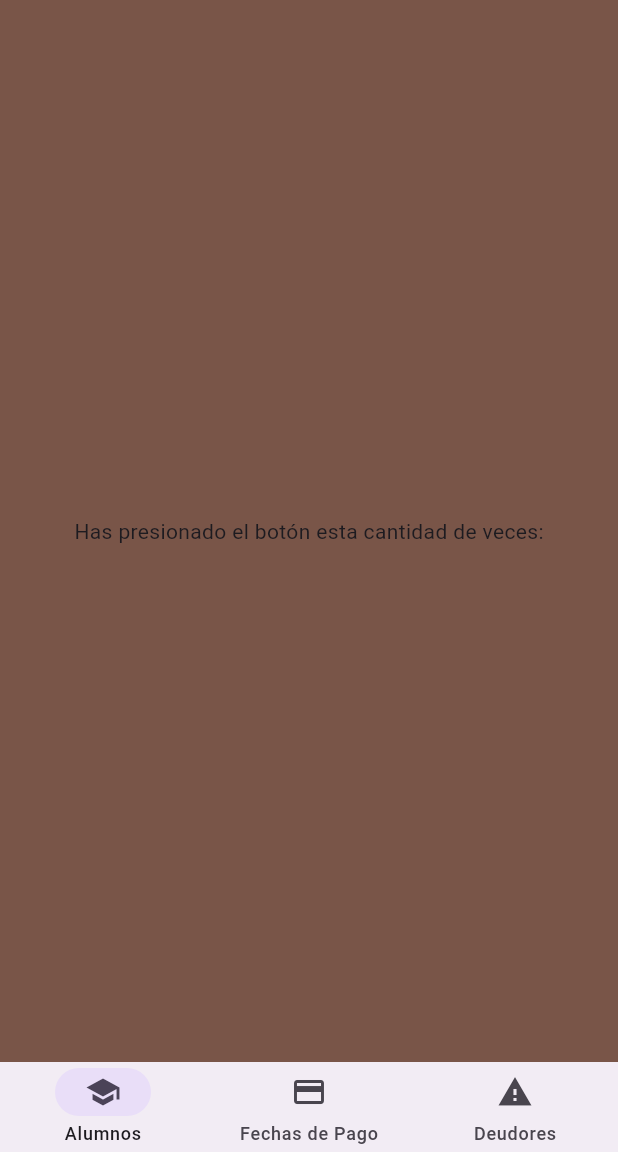
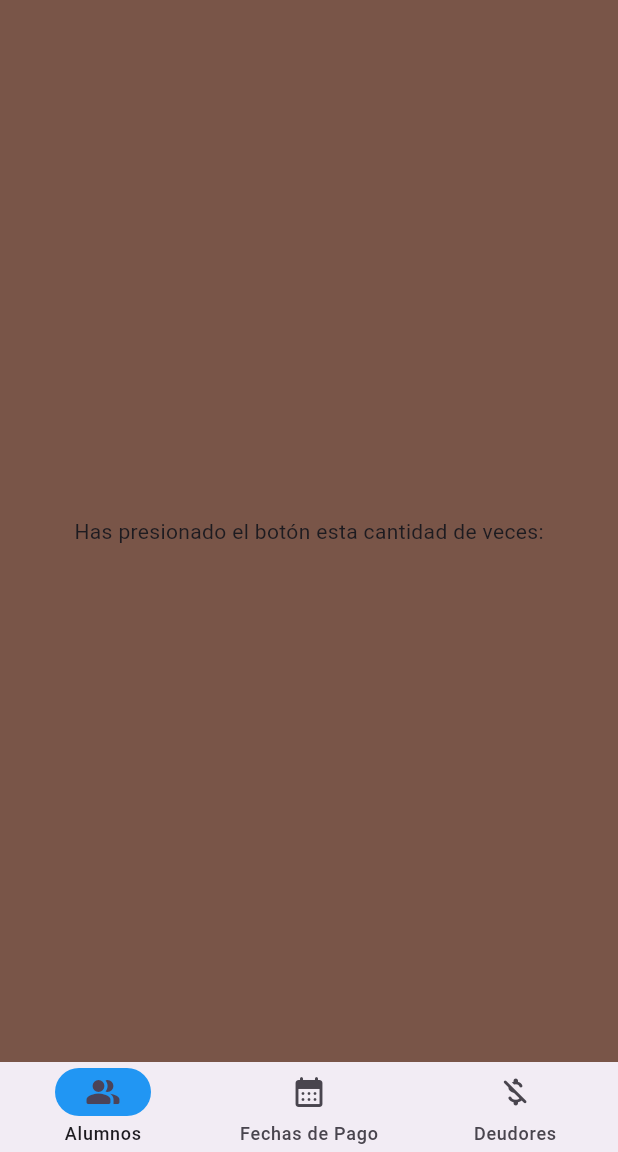
Before and after one commit to joegoico/sist_gym, a Flutter app: the screen it shows after launch, on a phone screen of 412 x 824 dp, the part 84-1236 px from its top. Run offline on Flutter 3.47's test engine with Material 3 defaults, Android fonts, the phone set to English and light mode, and no system bars; our stand-ins replace go_router.

Commit message:
navegacion entre pantallas solucionado

```diff
--- a/lib/base_scaffold.dart
+++ b/lib/base_scaffold.dart
@@ -47,6 +47,7 @@ class BaseScaffold extends StatelessWidget {
               ),
             ),
             ListTile(
+              leading: const Icon(Icons.query_stats_rounded),
               title: const Text('Finanzas'),
               onTap: () {
                 Navigator.of(context).pop(); // Cierra el Drawer antes de navegar
@@ -55,13 +56,15 @@ class BaseScaffold extends StatelessWidget {
 
             ),
             ListTile(
+              leading: const Icon(Icons.price_check_rounded),
               title: const Text('Precios'),
-             onTap: () {
+              onTap: () {
                 Navigator.of(context).pop(); // Cierra el Drawer antes de navegar
                 context.go('/precios');
               }
             ),
             ListTile(
+              leading: const Icon(Icons.payments_rounded),
               title: const Text('Gastos'),
               onTap: () {
                 Navigator.of(context).pop(); // Cierra el Drawer antes de navegar
@@ -75,11 +78,7 @@ class BaseScaffold extends StatelessWidget {
     body: child,
     bottomNavigationBar:
       NavigationBarApp(
-        currentIndex: 0,
-        onDestinationSelected: (index) {
-          // Acción predeterminada, por ejemplo:
-          debugPrint('Default navigation: $index');
-        },
+
       ),
     );
   }
--- a/lib/screens/custom_navigation_bar.dart
+++ b/lib/screens/custom_navigation_bar.dart
@@ -1,15 +1,36 @@
 import 'package:flutter/material.dart';
+import 'package:go_router/go_router.dart';
 
-class NavigationBarApp extends StatelessWidget {
-  final int currentIndex;
-  final ValueChanged<int> onDestinationSelected;
+class NavigationBarApp extends StatefulWidget {
+  // Esta clase representa una barra de navegación personalizada.
+
 
   const NavigationBarApp({
     Key? key,
-    required this.currentIndex,
-    required this.onDestinationSelected,
+
   }) : super(key: key);
 
+  @override
+  State<NavigationBarApp> createState() => _NavigationBarAppState();
+}
+
+class _NavigationBarAppState extends State<NavigationBarApp> {
+  int currentIndex = 0; // Inicializa el índice actual a 0
+  void goToRouteNavigation(int index, BuildContext context) {
+    switch (index) {
+      case 0:
+        context.go('/alumnos');
+        break;
+      case 1:
+        context.go('/fechasDePago');
+        break;
+      case 2:
+        context.go('/deudores');
+        break;
+      default:
+        context.go('/alumnos');
+    }
+  }
   @override
   Widget build(BuildContext context) {
     // Imprimir el valor actual y el callback (aunque este último solo
@@ -18,22 +39,26 @@ class NavigationBarApp extends StatelessWidget {
     return NavigationBar(
       height: 60,
       selectedIndex: currentIndex,
+      indicatorColor: Colors.blue,
       onDestinationSelected: (int index) {
-        print("Nuevo índice seleccionado desde la barra: $index");
-        onDestinationSelected(index);
+        setState((){
+          currentIndex = index;
+        });
+        goToRouteNavigation(index,context);
       },
       destinations: const [
         NavigationDestination(
-          icon: Icon(Icons.school),
+          icon: Icon(Icons.people_alt_rounded),
           label: 'Alumnos',
         ),
         NavigationDestination(
-          icon: Icon(Icons.payment),
+          icon: Icon(Icons.calendar_month_rounded),
           label: 'Fechas de Pago',
         ),
         NavigationDestination(
-          icon: Icon(Icons.warning),
+          icon: Icon(Icons.money_off_rounded),
           label: 'Deudores',
+
         ),
       ],
     );
```
Also changed, not shown: lib/rutas.dart (+0 -34 lines), pubspec.yaml (+0 -56 lines).
